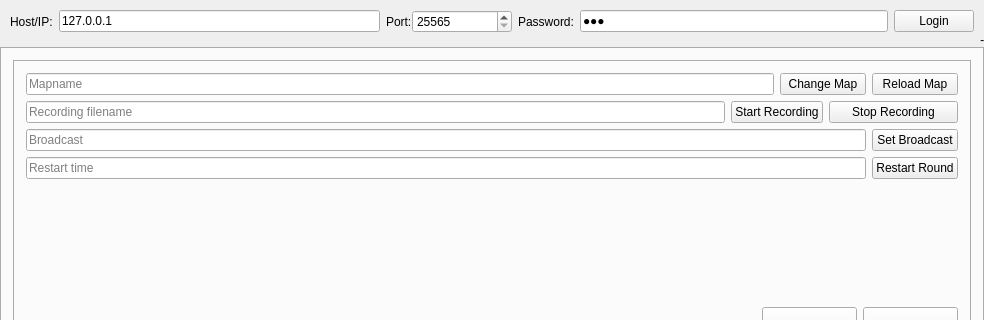
Qt form main_window.ui (Malekblubb/tw_econ_gui) before a commit; both pictures show x 0 to 984 and y 0 to 320 of the 984 by 695 pixel window.
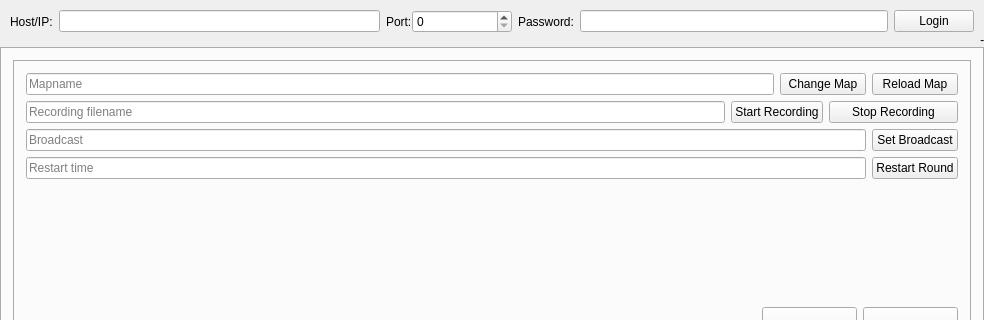
The same form after that commit. The open tabs and pages were chosen to show the change.

```diff
--- a/main_window.ui
+++ b/main_window.ui
@@ -597,7 +597,7 @@
            </size>
           </property>
           <property name="text">
-           <string>127.0.0.1</string>
+           <string/>
           </property>
          </widget>
         </item>
@@ -644,9 +644,6 @@
             <height>0</height>
            </size>
           </property>
-          <property name="specialValueText">
-           <string>25565</string>
-          </property>
           <property name="maximum">
            <number>65535</number>
           </property>
@@ -665,9 +662,6 @@
         </item>
         <item>
          <widget class="QLineEdit" name="le_password">
-          <property name="text">
-           <string>lol</string>
-          </property>
           <property name="echoMode">
            <enum>QLineEdit::Password</enum>
           </property>
```
Left out of the diff: 28 changed lines with no effect on the pictures.
